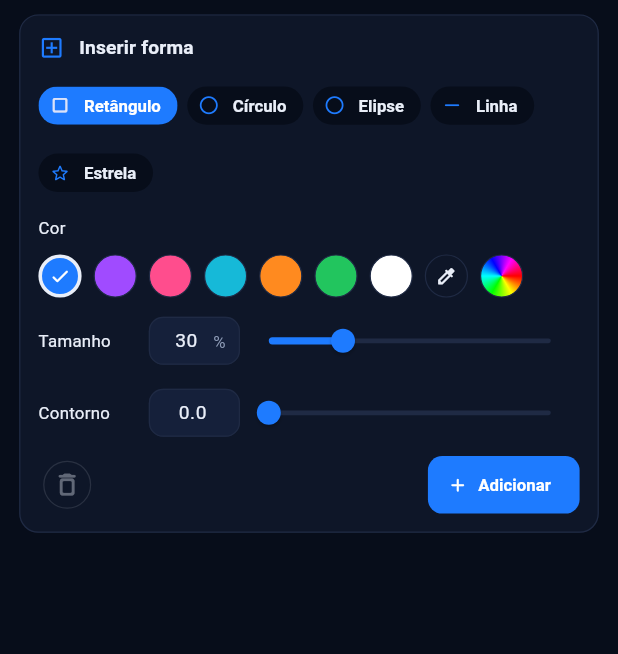
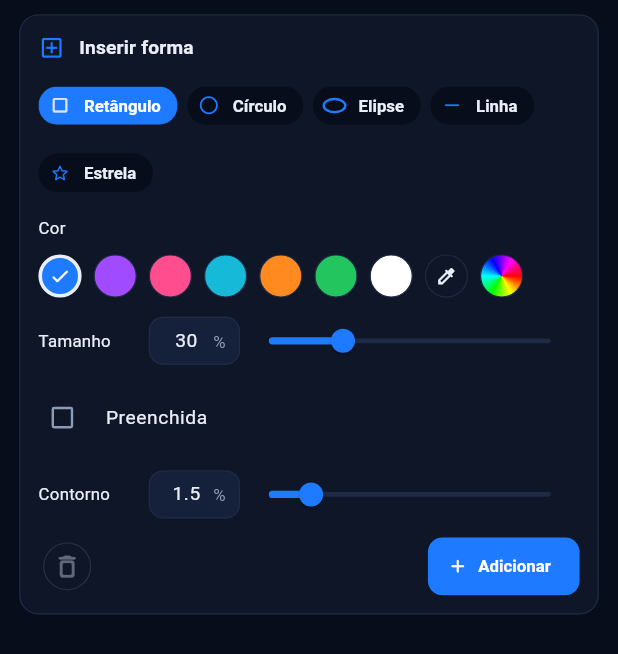
Before and after one commit to lianeheidemann/svg-motion-gallery, a Flutter app: the InsertPanel widget shown alone on an empty page, opened directly with empty values, on a phone screen of 412 x 824 dp. Shown: the top 654 px of the screen. Run offline on Flutter 3.47's test engine with Material 3 defaults, Android fonts, the phone set to English and light mode, and no system bars; our stand-ins replace file_picker, flutter_svg, share_plus, shared_preferences, web, webview_flutter; missing offline and left inert: dart:js_interop; accounts and stored records are empty; generated files the repository leaves out were written again.

Commit message:
Shapes: hollow by default with a Filled box, oval icon for Ellipse, outline as % of canvas
Co-Authored-By: Claude Sonnet 5.5 <noreply@anthropic.com>
Claude-Session: https://claude.ai/code/session_011vJBePozDgTmdhELRGgsrG

```diff
--- a/lib/src/features/editor/panels/insert_panel.dart
+++ b/lib/src/features/editor/panels/insert_panel.dart
@@ -1,3 +1,5 @@
+import 'dart:math' as math;
+
 import 'package:design_system/design_system.dart';
 import 'package:flutter/material.dart';
 import 'package:svg_core/svg_core.dart';
@@ -22,7 +24,12 @@ class _InsertPanelState extends State<InsertPanel> {
   late var _kind = widget.text ? SvgShapeKind.text : SvgShapeKind.rectangle;
   Color? _color;
   var _size = 30.0;
-  var _stroke = 0.0;
+
+  /// Outline of new shapes, as a percentage of the smaller canvas side.
+  var _stroke = 1.5;
+
+  /// Whether new shapes are filled; they are hollow (outline only) by default.
+  var _filled = false;
   double? _liveScale;
   double? _liveStroke;
   var _picker = _ColorPicker.none;
@@ -39,13 +46,14 @@ class _InsertPanelState extends State<InsertPanel> {
     Color(0xFFFFFFFF),
   ];
 
-  static IconData _icon(SvgShapeKind kind) => switch (kind) {
-    SvgShapeKind.rectangle => Icons.crop_square_rounded,
-    SvgShapeKind.circle => Icons.circle_outlined,
-    SvgShapeKind.ellipse => Icons.panorama_fish_eye_rounded,
-    SvgShapeKind.line => Icons.horizontal_rule_rounded,
-    SvgShapeKind.star => Icons.star_outline_rounded,
-    SvgShapeKind.text => Icons.text_fields_rounded,
+  static Widget _icon(SvgShapeKind kind) => switch (kind) {
+    SvgShapeKind.rectangle => const Icon(Icons.crop_square_rounded, size: 18),
+    SvgShapeKind.circle => const Icon(Icons.circle_outlined, size: 18),
+    // No stock icon is an oval: a circle would look like the one above.
+    SvgShapeKind.ellipse => const _EllipseIcon(),
+    SvgShapeKind.line => const Icon(Icons.horizontal_rule_rounded, size: 18),
+    SvgShapeKind.star => const Icon(Icons.star_outline_rounded, size: 18),
+    SvgShapeKind.text => const Icon(Icons.text_fields_rounded, size: 18),
   };
 
   @override
@@ -69,13 +77,54 @@ class _InsertPanelState extends State<InsertPanel> {
     SvgTransformEdit.read(editor.svg, path).copyWith(scale: scale),
   );
 
-  /// Sets the outline width; the first time, the outline also gets a color.
-  String _outlined(ElementPath path, double width, Color fallback) {
+  /// The smaller side of the canvas: outlines are a percentage of it, so the
+  /// same slider suits a 24-unit icon and a 1000-unit drawing.
+  double get _side {
+    final canvas = editor.metadata.canvas;
+    return math.min(canvas.width, canvas.height);
+  }
+
+  /// Sets the outline [percent] (of the canvas side); the first time, the
+  /// outline also gets a color.
+  String _outlined(ElementPath path, double percent, Color fallback) {
+    final width = percent / 100 * _side;
     var svg = editor.svg;
     final paint = SvgPaintEdit.read(svg, path);
     final hasStroke = paint.stroke != null && paint.stroke != 'none';
     if (width > 0 && !hasStroke) svg = SvgPaintEdit.setStroke(svg, path, colorToHex(fallback));
     return SvgPaintEdit.setStrokeWidth(svg, path, width);
+  }
+
+  SvgLayer? _layerAt(ElementPath path) =>
+      editor.layers.where((layer) => layer.path == path).firstOrNull;
+
+  /// Closed shapes can be filled or hollow; lines and text cannot.
+  bool _fillable(ElementPath path) =>
+      const {'rect', 'circle', 'ellipse', 'polygon', 'path'}.contains(_layerAt(path)?.tag);
+
+  bool _isFilled(ElementPath path) {
+    final fill = SvgPaintEdit.read(editor.svg, path).fill;
+    return fill != 'none' && fill != 'transparent';
+  }
+
+  /// Fills the shape with its outline color, or hollows it (keeping an
+  /// outline so it does not disappear).
+  void _setFilled(ElementPath path, bool filled, Color fallback) {
+    final paint = SvgPaintEdit.read(editor.svg, path);
+    final own = paint.strokeColor ?? paint.fillColor ?? colorToHex(fallback);
+    var svg = editor.svg;
+    if (filled) {
+      svg = SvgPaintEdit.setFill(svg, path, own);
+    } else {
+      svg = SvgPaintEdit.setFill(svg, path, 'none');
+      if (paint.stroke == null || paint.stroke == 'none') {
+        svg = SvgPaintEdit.setStroke(svg, path, own);
+      }
+      if ((paint.strokeWidth ?? 0) <= 0) {
+        svg = SvgPaintEdit.setStrokeWidth(svg, path, _side * 0.015);
+      }
+    }
+    editor.commit(svg);
   }
 
   void _togglePicker(_ColorPicker picker) =>
@@ -106,7 +155,7 @@ class _InsertPanelState extends State<InsertPanel> {
                   for (final kind in SvgShapeKind.values)
                     if (kind != SvgShapeKind.text)
                       ChoiceChip(
-                        avatar: Icon(_icon(kind), size: 18),
+                        avatar: _icon(kind),
                         label: Text(l10n.shape(kind)),
                         selected: kind == _kind,
                         onSelected: (_) => setState(() => _kind = kind),
@@ -197,13 +246,24 @@ class _InsertPanelState extends State<InsertPanel> {
                 unit: '%',
                 onChanged: (v) => setState(() => _size = v.roundToDouble()),
               ),
+              if (_kind != SvgShapeKind.text && _kind != SvgShapeKind.line)
+                CheckboxListTile(
+                  key: const Key('new-filled'),
+                  contentPadding: EdgeInsets.zero,
+                  controlAffinity: ListTileControlAffinity.leading,
+                  title: Text(l10n.filledShape),
+                  value: _filled,
+                  onChanged: (v) => setState(() => _filled = v ?? false),
+                ),
+              if (_kind != SvgShapeKind.text)
                 SliderField(
                   key: const Key('new-stroke'),
                   label: l10n.outline,
                   value: _stroke,
                   min: 0,
-                max: 30,
+                  max: 10,
                   fractionDigits: 1,
+                  unit: '%',
                   onChanged: (v) => setState(() => _stroke = v),
                 ),
             ] else ...[
@@ -224,15 +284,28 @@ class _InsertPanelState extends State<InsertPanel> {
                   editor.apply(_scaled(selectedShape, v.roundToDouble() / 100));
                 },
               ),
+              if (_fillable(selectedShape))
+                CheckboxListTile(
+                  key: const Key('selected-filled'),
+                  contentPadding: EdgeInsets.zero,
+                  controlAffinity: ListTileControlAffinity.leading,
+                  title: Text(l10n.filledShape),
+                  value: _isFilled(selectedShape),
+                  onChanged: (v) => _setFilled(selectedShape, v ?? false, color),
+                ),
               SliderField(
                 key: const Key('selected-stroke'),
                 label: l10n.outline,
                 value:
-                    (_liveStroke ?? SvgPaintEdit.read(editor.svg, selectedShape).strokeWidth ?? 0)
-                        .clamp(0, 30),
+                    (_liveStroke ??
+                            (SvgPaintEdit.read(editor.svg, selectedShape).strokeWidth ?? 0) /
+                                _side *
+                                100)
+                        .clamp(0, 10),
                 min: 0,
-                max: 30,
+                max: 10,
                 fractionDigits: 1,
+                unit: '%',
                 onChanged: (v) {
                   setState(() => _liveStroke = v);
                   editor.preview(_outlined(selectedShape, v, color));
@@ -261,28 +334,17 @@ class _InsertPanelState extends State<InsertPanel> {
                 ),
                 FilledButton.icon(
                   key: const Key('insert-shape'),
-                  onPressed: () {
-                    final inserted = SvgInsertEdit.insert(
+                  onPressed: () => editor.apply(
+                    SvgInsertEdit.insert(
                       editor.svg,
                       _kind,
                       color: colorToHex(color),
                       size: _size / 100,
                       text: _text!.text,
-                    );
-                    final path = inserted.selection;
-                    editor.apply(
-                      path == null || _stroke == 0 || _kind == SvgShapeKind.line
-                          ? inserted
-                          : SvgEditResult(
-                              SvgPaintEdit.setStrokeWidth(
-                                SvgPaintEdit.setStroke(inserted.svg, path, colorToHex(color)),
-                                path,
-                                _stroke,
+                      filled: _filled,
+                      strokeWidth: _stroke / 100 * _side,
                     ),
-                              selection: path,
                   ),
-                    );
-                  },
                   icon: const Icon(Icons.add_rounded),
                   label: Text(l10n.insertAction),
                 ),
@@ -338,3 +400,34 @@ class _ToolDot extends StatelessWidget {
     );
   }
 }
+
+/// An oval outline, so Ellipse does not look like Circle.
+class _EllipseIcon extends StatelessWidget {
+  const _EllipseIcon();
+
+  @override
+  Widget build(BuildContext context) {
+    final color = IconTheme.of(context).color ?? Theme.of(context).colorScheme.onSurface;
+    return CustomPaint(size: const Size(20, 18), painter: _EllipsePainter(color));
+  }
+}
+
+class _EllipsePainter extends CustomPainter {
+  const _EllipsePainter(this.color);
+
+  final Color color;
+
+  @override
+  void paint(Canvas canvas, Size size) {
+    canvas.drawOval(
+      Rect.fromCenter(center: size.center(Offset.zero), width: size.width - 2, height: 11),
+      Paint()
+        ..color = color
+        ..style = PaintingStyle.stroke
+        ..strokeWidth = 2,
+    );
+  }
+
+  @override
+  bool shouldRepaint(_EllipsePainter old) => old.color != color;
+}
--- a/lib/src/l10n/app_en.arb
+++ b/lib/src/l10n/app_en.arb
@@ -306,5 +306,6 @@
   "alignCenterV": "Center vertically",
   "alignBottom": "Align bottom",
   "alignCenter": "Center in the middle",
-  "alignFailed": "Could not measure the layer."
+  "alignFailed": "Could not measure the layer.",
+  "filledShape": "Filled"
 }
--- a/lib/src/l10n/app_pt.arb
+++ b/lib/src/l10n/app_pt.arb
@@ -517,5 +517,6 @@
   "alignCenterV": "Centralizar na vertical",
   "alignBottom": "Alinhar à base",
   "alignCenter": "Centralizar no meio",
-  "alignFailed": "Não foi possível medir a camada."
+  "alignFailed": "Não foi possível medir a camada.",
+  "filledShape": "Preenchida"
 }
```
Also changed, not shown: packages/svg_core/lib/src/editing/insert.dart (+20 -8 lines), 2 other files. Lines whose indentation alone changed are shown as unchanged.
